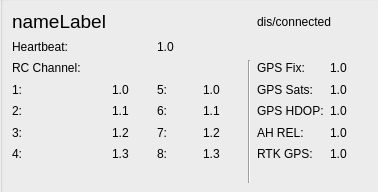
First picture: the form in src/ui/uasview2.ui, repository tsgao/CyPlanner, before the edit.
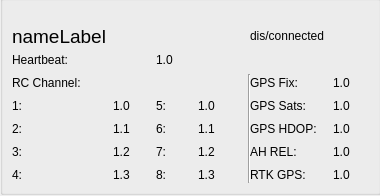
Second picture: the form after the edit. Custom widgets are drawn as their Qt base class.

Patch:
```diff
--- a/src/ui/uasview2.ui
+++ b/src/ui/uasview2.ui
@@ -6,8 +6,8 @@
    <rect>
     <x>0</x>
     <y>0</y>
-    <width>378</width>
-    <height>192</height>
+    <width>380</width>
+    <height>196</height>
    </rect>
   </property>
   <property name="windowTitle">
@@ -28,65 +28,119 @@
    <property name="title">
     <string/>
    </property>
-   <layout class="QGridLayout" name="gridLayout">
-    <item row="4" column="0">
      <widget class="QLabel" name="C2Name">
+    <property name="geometry">
+     <rect>
+      <x>12</x>
+      <y>125</y>
+      <width>16</width>
+      <height>17</height>
+     </rect>
+    </property>
       <property name="text">
        <string>2:</string>
       </property>
      </widget>
-    </item>
-    <item row="6" column="6">
      <widget class="QLabel" name="RTKGPSNum">
+    <property name="geometry">
+     <rect>
+      <x>333</x>
+      <y>171</y>
+      <width>21</width>
+      <height>17</height>
+     </rect>
+    </property>
       <property name="text">
        <string>1.0</string>
       </property>
      </widget>
-    </item>
-    <item row="4" column="2">
      <widget class="QLabel" name="C6Name">
+    <property name="geometry">
+     <rect>
+      <x>156</x>
+      <y>125</y>
+      <width>16</width>
+      <height>17</height>
+     </rect>
+    </property>
       <property name="text">
        <string>6:</string>
       </property>
      </widget>
-    </item>
-    <item row="3" column="6">
      <widget class="QLabel" name="GPSSatsNum">
+    <property name="geometry">
+     <rect>
+      <x>333</x>
+      <y>102</y>
+      <width>21</width>
+      <height>17</height>
+     </rect>
+    </property>
       <property name="text">
        <string>1.0</string>
       </property>
      </widget>
-    </item>
-    <item row="2" column="4" rowspan="6">
      <widget class="Line" name="line">
+    <property name="geometry">
+     <rect>
+      <x>241</x>
+      <y>79</y>
+      <width>16</width>
+      <height>109</height>
+     </rect>
+    </property>
       <property name="orientation">
        <enum>Qt::Vertical</enum>
       </property>
      </widget>
-    </item>
-    <item row="2" column="0">
      <widget class="QLabel" name="RCChannelName">
+    <property name="geometry">
+     <rect>
+      <x>12</x>
+      <y>79</y>
+      <width>82</width>
+      <height>17</height>
+     </rect>
+    </property>
       <property name="text">
        <string>RC Channel:</string>
       </property>
      </widget>
-    </item>
-    <item row="2" column="6">
      <widget class="QLabel" name="GPSFixNum">
+    <property name="geometry">
+     <rect>
+      <x>333</x>
+      <y>79</y>
+      <width>21</width>
+      <height>17</height>
+     </rect>
+    </property>
       <property name="text">
        <string>1.0</string>
       </property>
      </widget>
-    </item>
-    <item row="2" column="5">
      <widget class="QLabel" name="GPSFixName">
+    <property name="geometry">
+     <rect>
+      <x>250</x>
+      <y>79</y>
+      <width>54</width>
+      <height>17</height>
+     </rect>
+    </property>
       <property name="text">
        <string>GPS Fix:</string>
       </property>
      </widget>
-    </item>
-    <item row="0" column="0">
      <widget class="QLabel" name="nameLabel">
+    <property name="geometry">
+     <rect>
+      <x>12</x>
+      <y>32</y>
+      <width>95</width>
+      <height>18</height>
+     </rect>
+    </property>
       <property name="font">
        <font>
         <pointsize>14</pointsize>
@@ -96,171 +150,379 @@
        <string>nameLabel</string>
       </property>
      </widget>
-    </item>
-    <item row="4" column="1">
      <widget class="QLabel" name="C2">
+    <property name="geometry">
+     <rect>
+      <x>113</x>
+      <y>125</y>
+      <width>21</width>
+      <height>17</height>
+     </rect>
+    </property>
       <property name="text">
        <string>1.1</string>
       </property>
      </widget>
-    </item>
-    <item row="4" column="6">
      <widget class="QLabel" name="GPSHDOPNum">
+    <property name="geometry">
+     <rect>
+      <x>333</x>
+      <y>125</y>
+      <width>21</width>
+      <height>17</height>
+     </rect>
+    </property>
       <property name="text">
        <string>1.0</string>
       </property>
      </widget>
-    </item>
-    <item row="0" column="5" colspan="2">
      <widget class="QLabel" name="statusLabel">
+    <property name="geometry">
+     <rect>
+      <x>250</x>
+      <y>32</y>
+      <width>97</width>
+      <height>17</height>
+     </rect>
+    </property>
       <property name="text">
        <string>dis/connected</string>
       </property>
      </widget>
-    </item>
-    <item row="5" column="1">
      <widget class="QLabel" name="C3">
+    <property name="geometry">
+     <rect>
+      <x>113</x>
+      <y>148</y>
+      <width>21</width>
+      <height>17</height>
+     </rect>
+    </property>
       <property name="text">
        <string>1.2</string>
       </property>
      </widget>
-    </item>
-    <item row="3" column="2">
      <widget class="QLabel" name="C5Name">
+    <property name="geometry">
+     <rect>
+      <x>156</x>
+      <y>102</y>
+      <width>16</width>
+      <height>17</height>
+     </rect>
+    </property>
       <property name="text">
        <string>5:</string>
       </property>
      </widget>
-    </item>
-    <item row="6" column="1">
      <widget class="QLabel" name="C4">
+    <property name="geometry">
+     <rect>
+      <x>113</x>
+      <y>171</y>
+      <width>21</width>
+      <height>17</height>
+     </rect>
+    </property>
       <property name="text">
        <string>1.3</string>
       </property>
      </widget>
-    </item>
-    <item row="6" column="0">
      <widget class="QLabel" name="C4Name">
+    <property name="geometry">
+     <rect>
+      <x>12</x>
+      <y>171</y>
+      <width>16</width>
+      <height>17</height>
+     </rect>
+    </property>
       <property name="text">
        <string>4:</string>
       </property>
      </widget>
-    </item>
-    <item row="1" column="2">
      <widget class="QLabel" name="HeartbeatNum">
+    <property name="geometry">
+     <rect>
+      <x>156</x>
+      <y>56</y>
+      <width>21</width>
+      <height>17</height>
+     </rect>
+    </property>
       <property name="text">
        <string>1.0</string>
       </property>
      </widget>
-    </item>
-    <item row="5" column="5">
      <widget class="QLabel" name="AHRELName">
+    <property name="geometry">
+     <rect>
+      <x>250</x>
+      <y>148</y>
+      <width>54</width>
+      <height>17</height>
+     </rect>
+    </property>
       <property name="text">
        <string>AH REL:</string>
       </property>
      </widget>
-    </item>
-    <item row="6" column="5">
      <widget class="QLabel" name="RTKGPSName">
+    <property name="geometry">
+     <rect>
+      <x>250</x>
+      <y>171</y>
+      <width>62</width>
+      <height>17</height>
+     </rect>
+    </property>
       <property name="text">
        <string>RTK GPS:</string>
       </property>
      </widget>
-    </item>
-    <item row="4" column="5">
      <widget class="QLabel" name="GPSHDOPName">
+    <property name="geometry">
+     <rect>
+      <x>250</x>
+      <y>125</y>
+      <width>77</width>
+      <height>17</height>
+     </rect>
+    </property>
       <property name="text">
        <string>GPS HDOP:</string>
       </property>
      </widget>
-    </item>
-    <item row="1" column="0">
      <widget class="QLabel" name="HeartbeatName">
+    <property name="geometry">
+     <rect>
+      <x>12</x>
+      <y>56</y>
+      <width>74</width>
+      <height>17</height>
+     </rect>
+    </property>
       <property name="text">
        <string>Heartbeat:</string>
       </property>
      </widget>
-    </item>
-    <item row="3" column="0">
      <widget class="QLabel" name="C1Name">
+    <property name="geometry">
+     <rect>
+      <x>12</x>
+      <y>102</y>
+      <width>16</width>
+      <height>17</height>
+     </rect>
+    </property>
       <property name="text">
        <string>1:</string>
       </property>
      </widget>
-    </item>
-    <item row="3" column="5">
      <widget class="QLabel" name="GPSSatsName">
+    <property name="geometry">
+     <rect>
+      <x>250</x>
+      <y>102</y>
+      <width>63</width>
+      <height>17</height>
+     </rect>
+    </property>
       <property name="text">
        <string>GPS Sats:</string>
       </property>
      </widget>
-    </item>
-    <item row="5" column="0">
      <widget class="QLabel" name="C3Name">
+    <property name="geometry">
+     <rect>
+      <x>12</x>
+      <y>148</y>
+      <width>16</width>
+      <height>17</height>
+     </rect>
+    </property>
       <property name="text">
        <string>3:</string>
       </property>
      </widget>
-    </item>
-    <item row="3" column="1">
      <widget class="QLabel" name="C1">
+    <property name="geometry">
+     <rect>
+      <x>113</x>
+      <y>102</y>
+      <width>21</width>
+      <height>17</height>
+     </rect>
+    </property>
       <property name="text">
        <string>1.0</string>
       </property>
      </widget>
-    </item>
-    <item row="5" column="6">
      <widget class="QLabel" name="AHRELNum">
+    <property name="geometry">
+     <rect>
+      <x>333</x>
+      <y>148</y>
+      <width>21</width>
+      <height>17</height>
+     </rect>
+    </property>
       <property name="text">
        <string>1.0</string>
       </property>
      </widget>
-    </item>
-    <item row="5" column="2">
      <widget class="QLabel" name="C7Name">
+    <property name="geometry">
+     <rect>
+      <x>156</x>
+      <y>148</y>
+      <width>16</width>
+      <height>17</height>
+     </rect>
+    </property>
       <property name="text">
        <string>7:</string>
       </property>
      </widget>
-    </item>
-    <item row="6" column="2">
      <widget class="QLabel" name="C8Name">
+    <property name="geometry">
+     <rect>
+      <x>156</x>
+      <y>171</y>
+      <width>16</width>
+      <height>17</height>
+     </rect>
+    </property>
       <property name="text">
        <string>8:</string>
       </property>
      </widget>
-    </item>
-    <item row="3" column="3">
      <widget class="QLabel" name="C5">
+    <property name="geometry">
+     <rect>
+      <x>198</x>
+      <y>102</y>
+      <width>21</width>
+      <height>17</height>
+     </rect>
+    </property>
       <property name="text">
        <string>1.0</string>
       </property>
      </widget>
-    </item>
-    <item row="4" column="3">
      <widget class="QLabel" name="C6">
+    <property name="geometry">
+     <rect>
+      <x>198</x>
+      <y>125</y>
+      <width>21</width>
+      <height>17</height>
+     </rect>
+    </property>
       <property name="text">
        <string>1.1</string>
       </property>
      </widget>
-    </item>
-    <item row="5" column="3">
      <widget class="QLabel" name="C7">
+    <property name="geometry">
+     <rect>
+      <x>198</x>
+      <y>148</y>
+      <width>21</width>
+      <height>17</height>
+     </rect>
+    </property>
       <property name="text">
        <string>1.2</string>
       </property>
      </widget>
-    </item>
-    <item row="6" column="3">
      <widget class="QLabel" name="C8">
+    <property name="geometry">
+     <rect>
+      <x>198</x>
+      <y>171</y>
+      <width>21</width>
+      <height>17</height>
+     </rect>
+    </property>
       <property name="text">
        <string>1.3</string>
       </property>
      </widget>
-    </item>
-   </layout>
-  </widget>
- </widget>
+   <widget class="QGCRadioChannelDisplay" name="C1Display" native="true">
+    <property name="geometry">
+     <rect>
+      <x>25</x>
+      <y>102</y>
+      <width>61</width>
+      <height>17</height>
+     </rect>
+    </property>
+    <property name="minimumSize">
+     <size>
+      <width>21</width>
+      <height>17</height>
+     </size>
+    </property>
+   </widget>
+   <widget class="QGCRadioChannelDisplay" name="C2Display" native="true">
+    <property name="geometry">
+     <rect>
+      <x>25</x>
+      <y>125</y>
+      <width>61</width>
+      <height>17</height>
+     </rect>
+    </property>
+    <property name="minimumSize">
+     <size>
+      <width>21</width>
+      <height>17</height>
+     </size>
+    </property>
+   </widget>
+   <widget class="QGCRadioChannelDisplay" name="C3Display" native="true">
+    <property name="geometry">
+     <rect>
+      <x>25</x>
+      <y>148</y>
+      <width>61</width>
+      <height>17</height>
+     </rect>
+    </property>
+    <property name="minimumSize">
+     <size>
+      <width>21</width>
+      <height>17</height>
+     </size>
+    </property>
+   </widget>
+   <widget class="QGCRadioChannelDisplay" name="C4Display" native="true">
+    <property name="geometry">
+     <rect>
+      <x>25</x>
+      <y>171</y>
+      <width>61</width>
+      <height>17</height>
+     </rect>
+    </property>
+    <property name="minimumSize">
+     <size>
+      <width>21</width>
+      <height>17</height>
+     </size>
+    </property>
+   </widget>
+  </widget>
+ </widget>
+ <customwidgets>
+  <customwidget>
+   <class>QGCRadioChannelDisplay</class>
+   <extends>QWidget</extends>
+   <header>ui/designer/QGCRadioChannelDisplay.h</header>
+   <container>1</container>
+  </customwidget>
+ </customwidgets>
  <resources/>
  <connections/>
 </ui>
```
Lines whose indentation alone changed are shown as unchanged.
